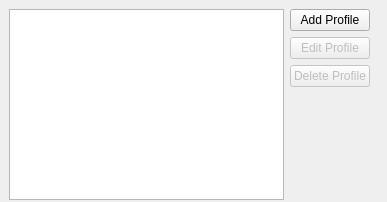
Qt form widgets/manageprofilewidget.ui (KDE/networkmanagement) before a commit.
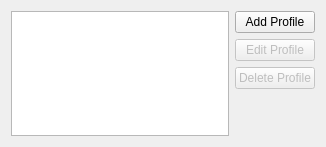
The same form after that commit.

Commit message: UI files polish, make them resize properly and set initial sizes to something seemingly sensible.

The edit to the form file:
```diff
--- a/widgets/manageprofilewidget.ui
+++ b/widgets/manageprofilewidget.ui
@@ -5,19 +5,12 @@
    <rect>
     <x>0</x>
     <y>0</y>
-    <width>387</width>
-    <height>202</height>
+    <width>326</width>
+    <height>147</height>
    </rect>
   </property>
-  <widget class="QWidget" name="gridLayoutWidget" >
-   <property name="geometry" >
-    <rect>
-     <x>9</x>
-     <y>9</y>
-     <width>361</width>
-     <height>191</height>
-    </rect>
-   </property>
+  <layout class="QVBoxLayout" name="verticalLayout" >
+   <item>
    <layout class="QGridLayout" name="mainLayout" >
     <item row="0" column="0" >
      <widget class="QListView" name="m_profileView" />
@@ -66,16 +59,19 @@
       </item>
      </layout>
     </item>
-   </layout>
-   <zorder>m_profileView</zorder>
-   <zorder>verticalLayoutWidget</zorder>
-   <zorder>pushButton</zorder>
-   <zorder>pushButton_2</zorder>
-   <zorder>verticalLayoutWidget</zorder>
-   <zorder>m_addProfileButton</zorder>
-   <zorder>pushButton_2</zorder>
-   <zorder>verticalLayoutWidget</zorder>
-  </widget>
+     <item row="0" column="0" >
+      <widget class="QListView" name="m_profileView" >
+       <property name="minimumSize" >
+        <size>
+         <width>200</width>
+         <height>0</height>
+        </size>
+       </property>
+      </widget>
+     </item>
+    </layout>
+   </item>
+  </layout>
  </widget>
  <resources/>
  <connections/>
```
Left out of the diff: 3 changed lines with no effect on the pictures. Lines whose indentation alone changed are shown as unchanged. The commit also changes 2 other files.
